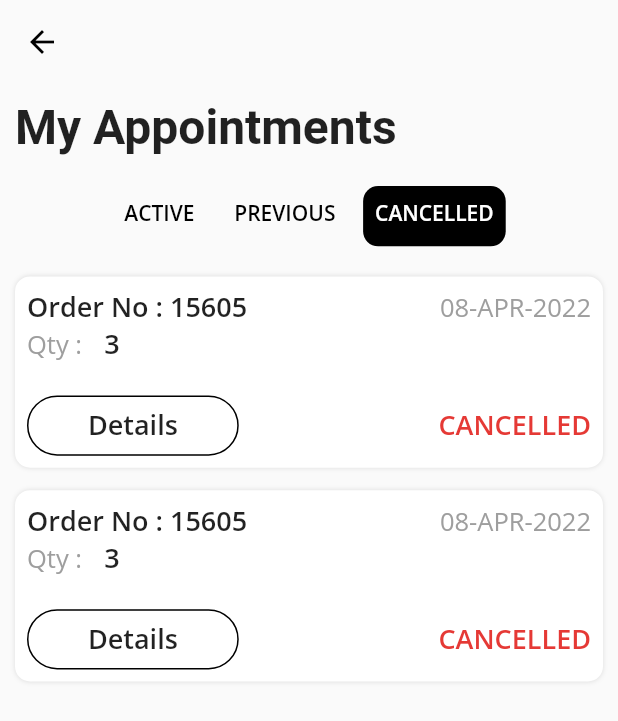
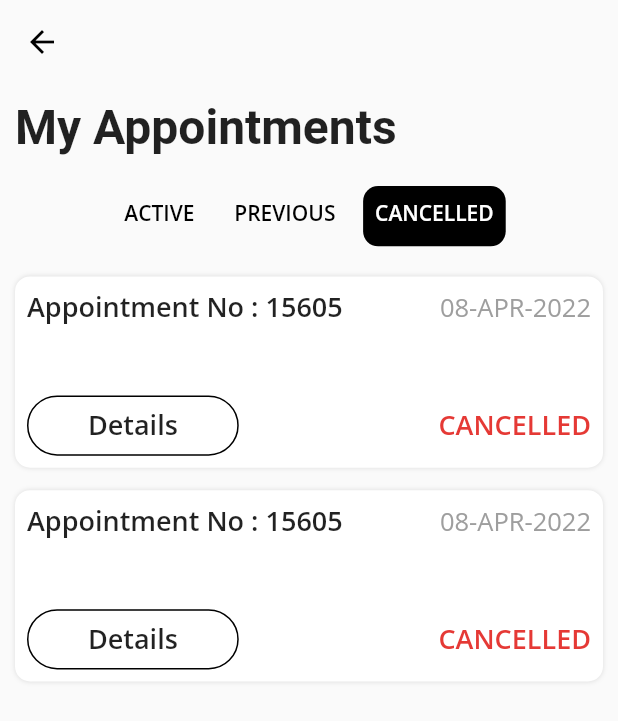
Before and after one commit to ik-brohi/HealthcareFreelancePakistan, a Flutter app: the MyOrders screen opened directly, after a tap on "PREVIOUS", after a tap on "CANCELLED", on a phone screen of 412 x 824 dp. Shown: the top 721 px of the screen. Run offline on Flutter 3.47's test engine with Material 2 defaults, Android fonts, the phone set to English and light mode, and no system bars; our stand-ins replace carousel_slider, google_fonts, like_button; Roboto replaces fonts that are missing (Ubuntu).

Commit message:
Messages page , order page and profile pages modification

```diff
--- a/lib/Widgets/cancelledOrder.dart
+++ b/lib/Widgets/cancelledOrder.dart
@@ -3,7 +3,7 @@ import 'package:flutter/material.dart';
 import 'package:google_fonts/google_fonts.dart';
 
 Widget cancelledOrders(
-    String orderno, String orderdate, String qty, String amount, context) {
+    String orderno, String orderdate, String amount, context) {
   Alignment alignleft = Alignment.topLeft;
   return Container(
     width: double.infinity,
@@ -28,7 +28,7 @@ Widget cancelledOrders(
                 child: Row(
                   children: [
                     Text(
-                      "Order No : $orderno",
+                      "Appointment No : $orderno",
                       style: GoogleFonts.openSans(
                           fontWeight: FontWeight.w600, fontSize: 18.0),
                     ),
@@ -38,27 +38,6 @@ Widget cancelledOrders(
                             fontWeight: FontWeight.normal,
                             fontSize: 17.0,
                             color: Colors.grey)),
-                  ],
-                ),
-              )),
-          Align(
-              alignment: alignleft,
-              child: Container(
-                child: Row(
-                  children: [
-                    Text(
-                      "Qty : ",
-                      style: GoogleFonts.openSans(
-                          fontWeight: FontWeight.normal,
-                          fontSize: 17.0,
-                          color: Colors.grey),
-                    ),
-                    SizedBox(
-                      width: countWidth(10, context),
-                    ),
-                    Text("$qty",
-                        style: GoogleFonts.openSans(
-                            fontWeight: FontWeight.w600, fontSize: 18.0)),
                   ],
                 ),
               )),
--- a/lib/Widgets/comlpetedOrders.dart
+++ b/lib/Widgets/comlpetedOrders.dart
@@ -2,8 +2,7 @@ import 'package:ecom/Widgets/responsive.dart';
 import 'package:flutter/material.dart';
 import 'package:google_fonts/google_fonts.dart';
 
-Widget completedOrders(String orderno, String trackingid, String orderdate,
-    String qty, String amount, context) {
+Widget completedOrders(String orderno, String trackingid, String orderdate, String amount, context) {
   Alignment alignleft = Alignment.topLeft;
   return Container(
     width: double.infinity,
@@ -28,7 +27,7 @@ Widget completedOrders(String orderno, String trackingid, String orderdate,
                 child: Row(
                   children: [
                     Text(
-                      "Order No : $orderno",
+                      "Appointment No : $orderno",
                       style: GoogleFonts.openSans(
                           fontWeight: FontWeight.w600, fontSize: 18.0),
                     ),
@@ -62,27 +61,7 @@ Widget completedOrders(String orderno, String trackingid, String orderdate,
                   ],
                 ),
               )),
-          Align(
-              alignment: alignleft,
-              child: Container(
-                child: Row(
-                  children: [
-                    Text(
-                      "Qty : ",
-                      style: GoogleFonts.openSans(
-                          fontWeight: FontWeight.normal,
-                          fontSize: 17.0,
-                          color: Colors.grey),
-                    ),
-                    SizedBox(
-                      width: countWidth(10, context),
-                    ),
-                    Text("$qty",
-                        style: GoogleFonts.openSans(
-                            fontWeight: FontWeight.w600, fontSize: 18.0)),
-                  ],
-                ),
-              )),
+
           Spacer(),
           Align(
               alignment: alignleft,
@@ -102,7 +81,7 @@ Widget completedOrders(String orderno, String trackingid, String orderdate,
                                   fontSize: 18.0))),
                     ),
                     Spacer(),
-                    Text("DELIVERED",
+                    Text("ACTIVE",
                         style: GoogleFonts.openSans(
                             fontWeight: FontWeight.w600,
                             color: Colors.green,
--- a/lib/Widgets/processingOrders.dart
+++ b/lib/Widgets/processingOrders.dart
@@ -3,7 +3,7 @@ import 'package:flutter/material.dart';
 import 'package:google_fonts/google_fonts.dart';
 
 Widget processingOrders(String orderno, String trackingid, String orderdate,
-    String expecteddate, String qty, String amount, context) {
+    String expecteddate, String amount, context) {
   Alignment alignleft = Alignment.topLeft;
   return Container(
     width: double.infinity,
@@ -28,7 +28,7 @@ Widget processingOrders(String orderno, String trackingid, String orderdate,
                 child: Row(
                   children: [
                     Text(
-                      "Order No : $orderno",
+                      "Appointment No : $orderno",
                       style: GoogleFonts.openSans(
                           fontWeight: FontWeight.w600, fontSize: 18.0),
                     ),
@@ -62,27 +62,7 @@ Widget processingOrders(String orderno, String trackingid, String orderdate,
                   ],
                 ),
               )),
-          Align(
-              alignment: alignleft,
-              child: Container(
-                child: Row(
-                  children: [
-                    Text(
-                      "Qty : ",
-                      style: GoogleFonts.openSans(
-                          fontWeight: FontWeight.normal,
-                          fontSize: 17.0,
-                          color: Colors.grey),
-                    ),
-                    SizedBox(
-                      width: countWidth(10, context),
-                    ),
-                    Text("$qty",
-                        style: GoogleFonts.openSans(
-                            fontWeight: FontWeight.w600, fontSize: 18.0)),
-                  ],
-                ),
-              )),
+
           Spacer(),
           Align(
               alignment: alignleft,
@@ -102,7 +82,7 @@ Widget processingOrders(String orderno, String trackingid, String orderdate,
                                   fontSize: 18.0))),
                     ),
                     Spacer(),
-                    Text("PROCESSING",
+                    Text("COMPLETED",
                         style: GoogleFonts.openSans(
                             fontWeight: FontWeight.w600,
                             color: Colors.blue[900],
--- a/lib/homepage.dart
+++ b/lib/homepage.dart
@@ -1,6 +1,7 @@
 import 'package:ecom/cart.dart';
 import 'package:ecom/dashboard.dart';
 import 'package:ecom/favourite.dart';
+import 'package:ecom/myOrderpage.dart';
 import 'package:ecom/profile.dart';
 import 'package:flutter/material.dart';
 
@@ -14,7 +15,7 @@ class _HomePageState extends State<HomePage> {
   List pages = [
     Dashboard(),
     Cart(showbtn: false),
-    Favourite(),
+    MyOrders(),
     Profile(),
   ];
   @override
--- a/lib/myOrderpage.dart
+++ b/lib/myOrderpage.dart
@@ -167,12 +167,12 @@ class _MyOrdersState extends State<MyOrders> {
               Container(
                 child: Column(
                   children: [
-                    completedOrders("15605", "A45682WL08", "08-APR-2022", "3",
+                    completedOrders("15605", "A45682WL08", "08-APR-2022",
                         "2650", context),
                     SizedBox(
                       height: countHeight(15, context),
                     ),
-                    completedOrders("15605", "A45682WL08", "08-APR-2022", "3",
+                    completedOrders("15605", "A45682WL08", "08-APR-2022",
                         "2650", context),
                   ],
                 ),
@@ -181,13 +181,11 @@ class _MyOrdersState extends State<MyOrders> {
               Container(
                 child: Column(
                   children: [
-                    processingOrders("15605", "A45682WL08", "08-APR-2022", "",
-                        "3", "2650", context),
+                    processingOrders("15605", "A45682WL08", "08-APR-2022", "", "2650", context),
                     SizedBox(
                       height: countHeight(15, context),
                     ),
-                    processingOrders("15605", "A45682WL08", "08-APR-2022", "",
-                        "3", "2650", context),
+                    processingOrders("15605", "A45682WL08", "08-APR-2022", "", "2650", context),
                   ],
                 ),
               ),
@@ -196,12 +194,12 @@ class _MyOrdersState extends State<MyOrders> {
                 child: Column(
                   children: [
                     cancelledOrders(
-                        "15605", "08-APR-2022", "3", "2650", context),
+                        "15605", "08-APR-2022", "2650", context),
                     SizedBox(
                       height: countHeight(15, context),
                     ),
                     cancelledOrders(
-                        "15605", "08-APR-2022", "3", "2650", context),
+                        "15605", "08-APR-2022", "2650", context),
                   ],
                 ),
               ),
```
Also changed, not shown: lib/cart.dart (+71 -1 lines), lib/profile.dart (+10 -0 lines), 1 other file.
